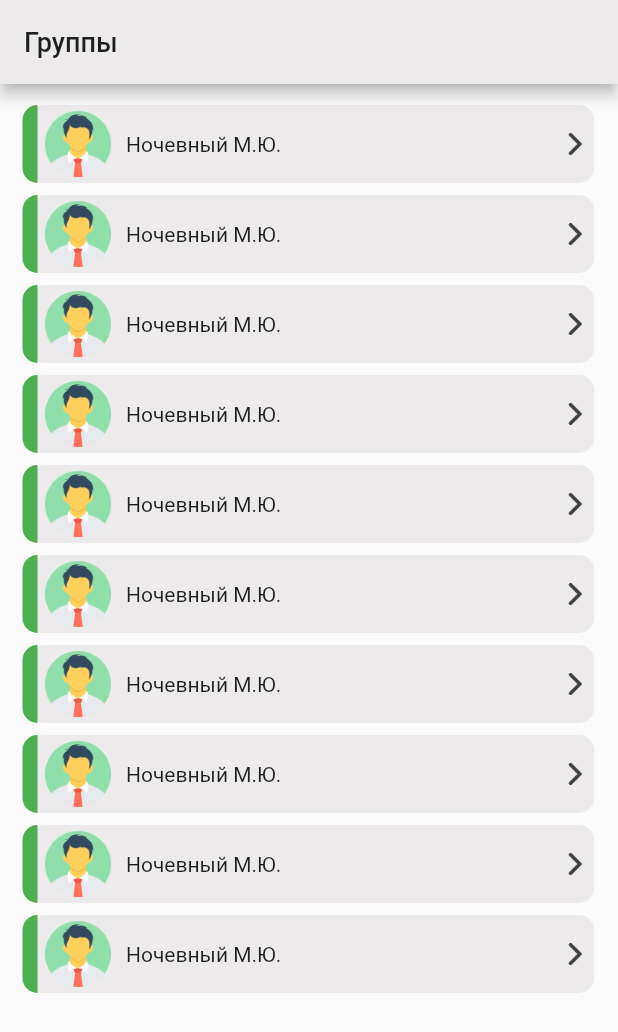
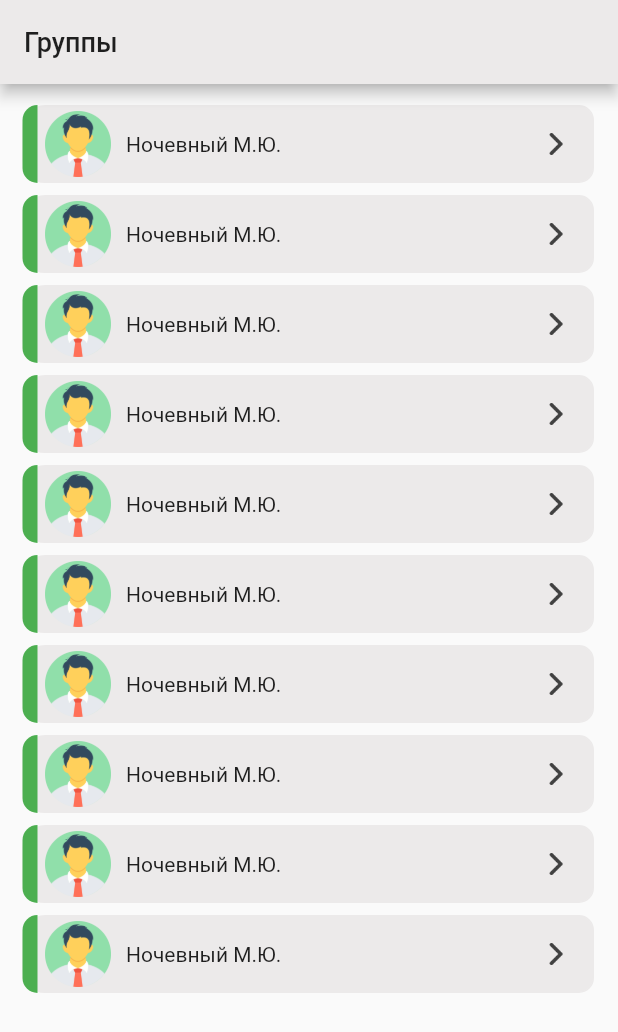
Before and after one commit to Velp6268/AppHealthStatus, a Flutter app: the Group screen opened directly, on a phone screen of 412 x 824 dp. Shown: the top 1032 px of the screen. Run offline on Flutter 3.47's test engine with Material 2 defaults, Android fonts, the phone set to English and light mode, and no system bars.

Commit message:
process0.17

```diff
--- a/lib/Frames/Group.dart
+++ b/lib/Frames/Group.dart
@@ -2,7 +2,6 @@ import 'package:flutter/cupertino.dart';
 import 'package:flutter/material.dart';
 import 'package:health_status/resources/resources.dart';
 import 'package:health_status/Theme/app_colors.dart';
-
 
 class Group extends StatelessWidget {
   const Group({Key? key}) : super(key: key);
@@ -29,18 +28,15 @@ class Group extends StatelessWidget {
 
                 child: DecoratedBox(
                   decoration: BoxDecoration(
-                      border: Border.all(
-                          color: AppColors.mainGrey
-                      ),
+                      border: Border.all(color: AppColors.mainGrey),
+
                       ///Окружность краев Элемента списка
                       borderRadius: const BorderRadius.only(
                           topRight: Radius.circular(10),
                           bottomRight: Radius.circular(10),
                           topLeft: Radius.circular(15),
-                          bottomLeft: Radius.circular(15)
-                      ),
-                      color: AppColors.mainGrey
-                  ),
+                          bottomLeft: Radius.circular(15)),
+                      color: AppColors.mainGrey),
                   child: Row(
                     children: [
                       Container(
@@ -66,35 +62,35 @@ class Group extends StatelessWidget {
                         height: 44,
                       ),
 
-                        ///Отступ с лева от авы, для шрифта
-                      const Padding(
-                        padding: EdgeInsets.only(left: 10),
-                      ),
                       ///Контейнер в котором хранится колонка с текстом
-                      Container(
-                        width: 270,
+                      Expanded(
+                        flex: 3,
+                        child: Container(
+                          padding: const EdgeInsets.only(left: 10),
                           child: Column(
                             crossAxisAlignment: CrossAxisAlignment.start,
                             children: const [
                               SizedBox(height: 18),
                               Text('Ночевный М.Ю.')
                             ],
-
                           ),
                         ),
+                      ),
+
                       ///Отступ от контейнера для поинтера
-                      const Padding(
-                        padding: EdgeInsets.only(left: 22),
-
-                      ),
-                        ///Картинка указателя
-                        Image(
+                      ///
+                      Expanded(
+                        flex: 1,
+                        child: Container(
+                            padding: const EdgeInsets.only(left: 30),
+                            child: const Image(
                               image: AssetImage(AppImages.pointer),
                               width: 15,
                               height: 15,
-                        )
+                            )),
+                      ),
 
-
+                      ///Картинка указателя
                     ],
                   ),
                 ),
--- a/lib/Frames/Status.dart
+++ b/lib/Frames/Status.dart
@@ -20,15 +20,15 @@ class Status extends StatelessWidget {
       ),
 
       body:  Container(
-        height: 700,
+        height: 300,
         color: Color.fromARGB(200, 46, 11, 11),
-        width: 450,
+        width: 400,
          child: Stack(
 
             children: [
                Container(
-                 height: 300,
-                 width: 300,
+                 height: 30,
+                 width: 30,
                  color: Color.fromARGB(201, 33,222, 11),),
                  Container(
                   height: 100,
```
Also changed, not shown: lib/Theme/Methods.dart (added, +9 -0 lines). Lines whose indentation alone changed are shown as unchanged.
